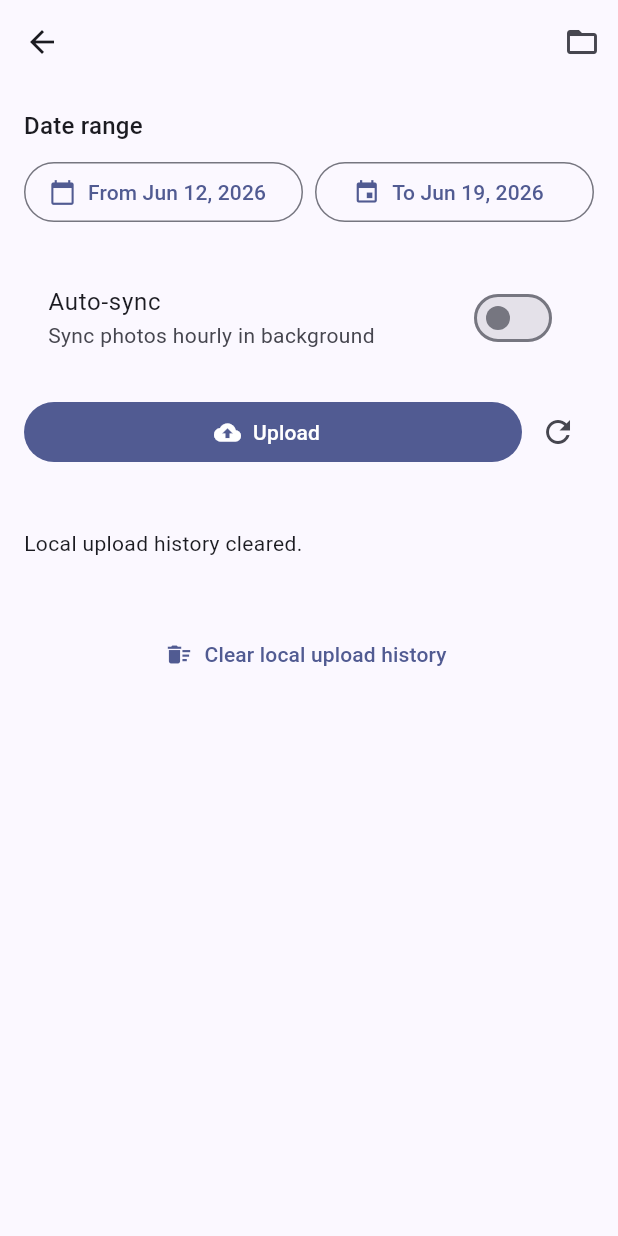
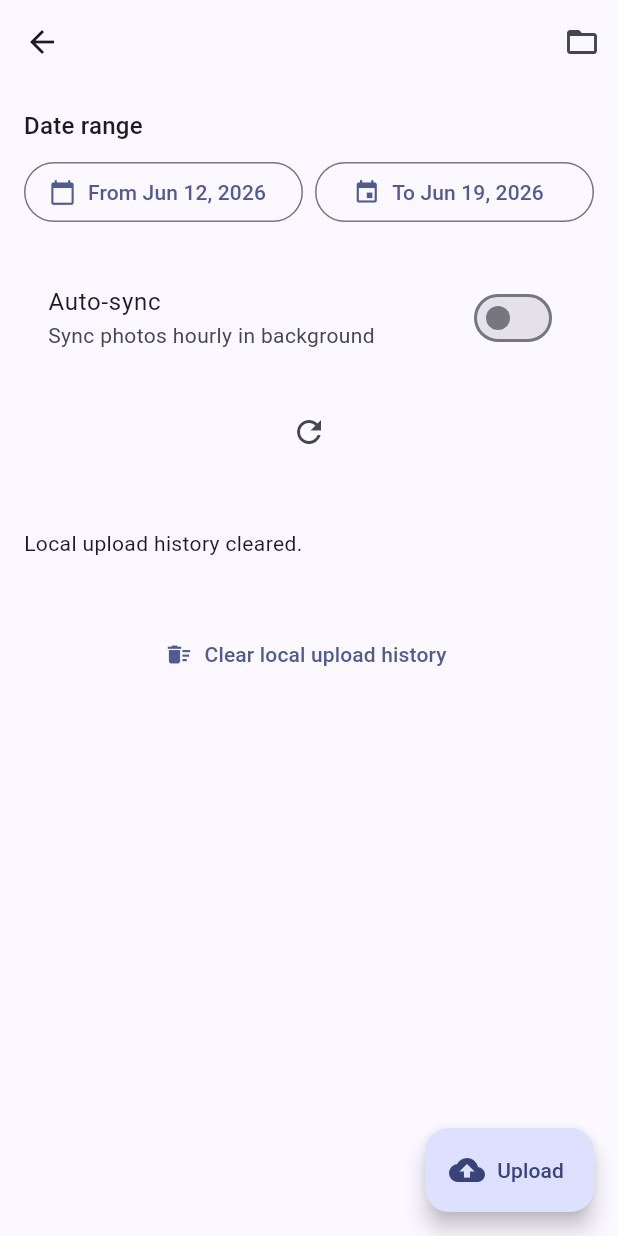
Before and after one commit to spidgorny/mobile_photo_sync, a Flutter app: the PhotoListScreen screen opened directly with empty values, after a tap on "Clear local upload history", on a phone screen of 412 x 824 dp. Run offline on Flutter 3.47's test engine with Material 3 defaults, Android fonts, the phone set to English and light mode, and no system bars; our stand-ins replace dio, flutter_local_notifications, flutter_secure_storage, google_sign_in, shared_preferences; missing offline and left inert: photo_manager, workmanager; accounts and stored records are empty.

Commit message:
Convert upload button to FAB
- Remove upload button from row
- Add floating action button for upload functionality
- Keep refresh button in main UI

```diff
--- a/lib/screens/photo_list_screen.dart
+++ b/lib/screens/photo_list_screen.dart
@@ -252,6 +252,11 @@ class _PhotoListScreenState extends State<PhotoListScreen> {
           ),
         ],
       ),
+      floatingActionButton: FloatingActionButton.extended(
+        onPressed: _busy ? null : _upload,
+        icon: const Icon(Icons.cloud_upload),
+        label: const Text('Upload'),
+      ),
       body: ListView(
         padding: const EdgeInsets.all(16),
         children: [
@@ -276,12 +281,7 @@ class _PhotoListScreenState extends State<PhotoListScreen> {
             onChanged: _busy ? null : _toggleAutoSync,
           ),
           const SizedBox(height: 16),
-          Row(
-            children: [
-              Expanded(child: FilledButton.icon(onPressed: _busy ? null : _upload, icon: const Icon(Icons.cloud_upload), label: const Text('Upload'))),
-              IconButton(onPressed: _busy ? null : _loadPhotos, icon: const Icon(Icons.refresh)),
-            ],
-          ),
+          IconButton(onPressed: _busy ? null : _loadPhotos, icon: const Icon(Icons.refresh)),
           const SizedBox(height: 24),
           if (_busy) const LinearProgressIndicator(),
           if (progress != null) ...[
```
